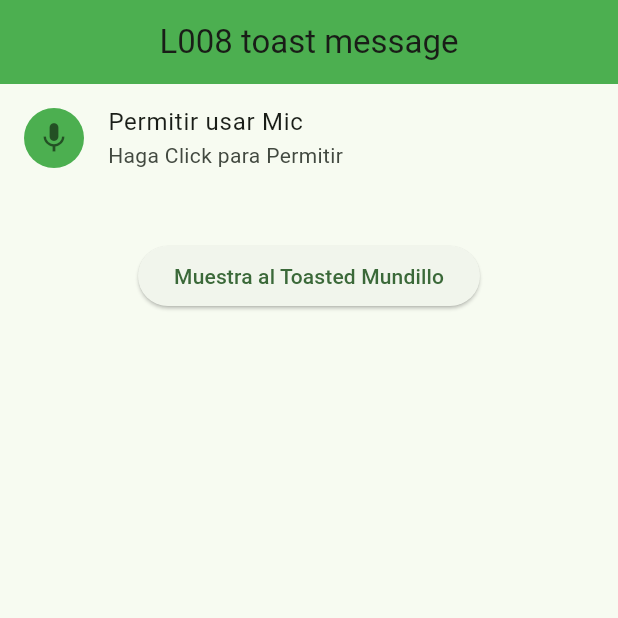
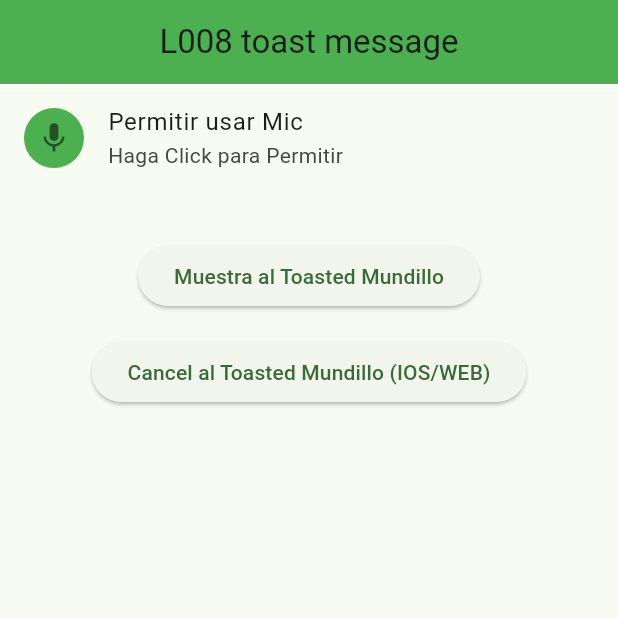
Before and after one commit to Whosml/app_008_learn_toast_message, a Flutter app: the screen it shows after launch, on a phone screen of 412 x 824 dp, the top half of it. Run offline on Flutter 3.47's test engine with Material 3 defaults, Android fonts, the phone set to English and light mode, and no system bars; our stand-ins replace fluttertoast, permission_handler.

Commit message:
003 Done

```diff
--- a/lib/main.dart
+++ b/lib/main.dart
@@ -50,6 +50,11 @@ class MyHomePage extends StatelessWidget {
       ElevatedButton(
         onPressed: () => showToastMessage ("Hola Toasted Mundillo"),
         child: const Text("Muestra al Toasted Mundillo")
+      ),
+      const SizedBox(height: 16.0),
+      ElevatedButton(
+        onPressed: () => Fluttertoast.cancel(),
+        child: const Text("Cancel al Toasted Mundillo (IOS/WEB)")
       )
     ],),
   );
@@ -71,7 +76,11 @@ class MyHomePage extends StatelessWidget {
   void showToastMessage(String message) => Fluttertoast.showToast(
     msg: message,
     toastLength: Toast.LENGTH_SHORT,
-    gravity: ToastGravity.CENTER
+    gravity: ToastGravity.CENTER,
+    timeInSecForIosWeb: 20,
+    backgroundColor: Colors.green,
+    textColor: Colors.white,
+    fontSize: 20
   );
 }
 /*
```
